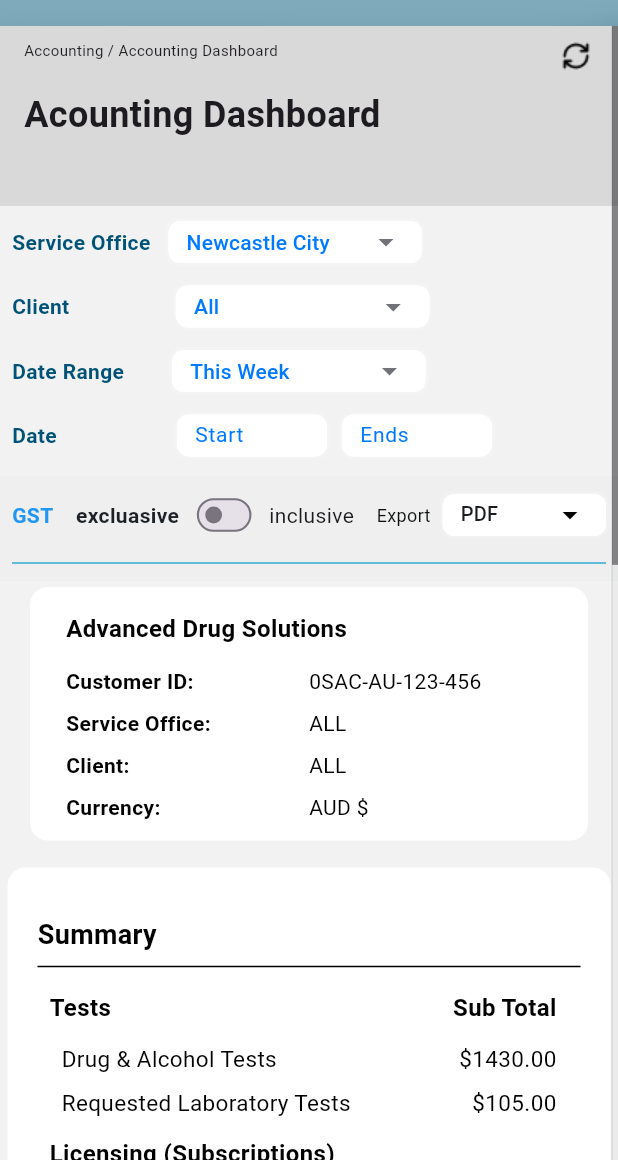
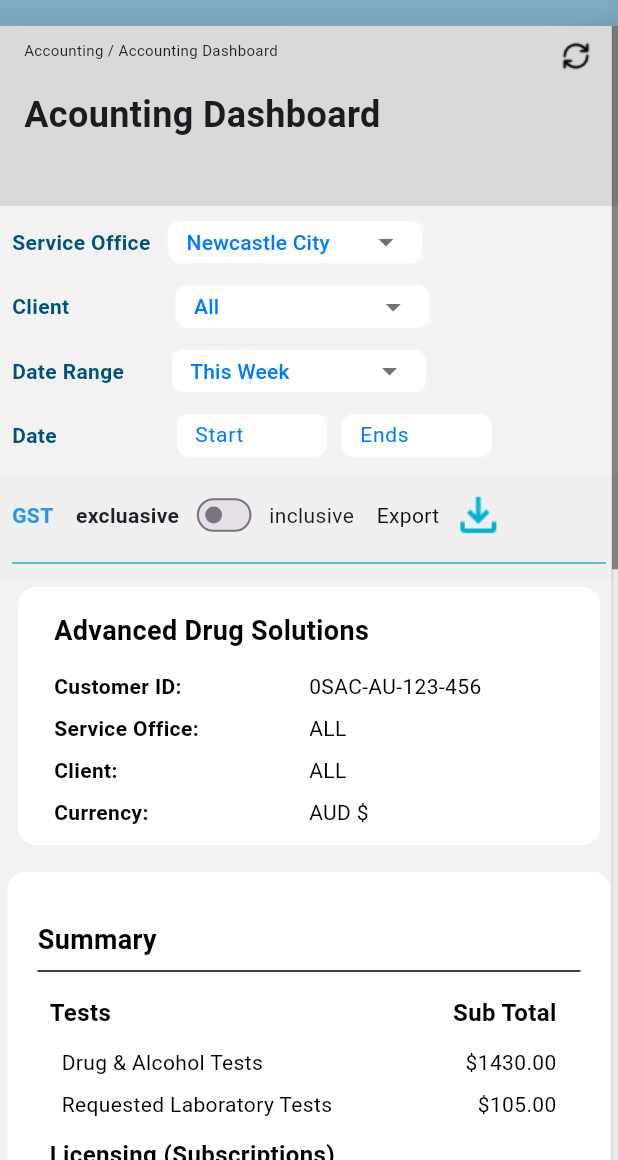
Before and after one commit to RusiraLiyanage/Collection-Manager-Mobile, a Flutter app: the AccountingDashboard screen opened directly, on a phone screen of 412 x 824 dp, the part 76-1236 px from its top. Run offline on Flutter 3.47's test engine with Material 3 defaults, Android fonts, the phone set to English and light mode, and no system bars; our stand-ins replace file_picker, im_stepper, modal_bottom_sheet, permission_handler; missing offline and left inert: adaptive_action_sheet, flutter_steps, horizontal_stepper_flutter, number_pagination.

Commit message:
Accounting Finetunes

```diff
--- a/lib/screens/Accounting/accountingDashboard.dart
+++ b/lib/screens/Accounting/accountingDashboard.dart
@@ -953,7 +953,7 @@ class _AccountingDashboardState extends State<AccountingDashboard> {
                               const SizedBox(
                                 width: 15,
                               ),
-                              const Divider(),
+                              //const Divider(),
                               Expanded(
                                 child: Row(
                                   children: [
@@ -964,17 +964,23 @@ class _AccountingDashboardState extends State<AccountingDashboard> {
                                         style: TextStyle(
                                           color:
                                               Color.fromARGB(255, 12, 14, 15),
-                                          fontSize: 12,
+                                          fontSize: 14,
                                         ),
                                       ),
                                     ),
-                                    Expanded(
+                                    FittedBox(
+                                      fit: BoxFit.contain,
+                                      child: Image.asset(
+                                          "assets/images/icons/downloadInvoice.png"),
+                                    ),
+                                    /* Expanded(
                                       child: Container(
                                         height: 28,
                                         width: 80,
                                         decoration: BoxDecoration(
                                           color: Colors.white,
-                                        borderRadius: BorderRadius.circular(8),
+                                          borderRadius:
+                                              BorderRadius.circular(8),
                                           boxShadow: [
                                             BoxShadow(
                                               color:
@@ -1016,7 +1022,8 @@ class _AccountingDashboardState extends State<AccountingDashboard> {
                                             fillColor: Colors.white,
                                             filled: true,
                                           ),
-                                        icon: const Icon(Icons.arrow_drop_down,
+                                          icon: const Icon(
+                                              Icons.arrow_drop_down,
                                               color: Colors.black),
                                           items: exports
                                               .map((item) => DropdownMenuItem(
@@ -1040,7 +1047,8 @@ class _AccountingDashboardState extends State<AccountingDashboard> {
                                             });
                                           },
                                         ),
-                                    ))
+                                      ),
+                                    ) */
                                   ],
                                 ),
                               ),
@@ -1059,8 +1067,8 @@ class _AccountingDashboardState extends State<AccountingDashboard> {
                   Container(
                     child: Padding(
                       padding: const EdgeInsets.only(
-                        left: 16.0,
-                        right: 16.0,
+                        left: 8.0,
+                        right: 8.0,
                       ),
                       child: Card(
                         color: Color(0xFFFFFFFF),
@@ -1079,7 +1087,7 @@ class _AccountingDashboardState extends State<AccountingDashboard> {
                                 const Text(
                                   'Advanced Drug Solutions',
                                   style: TextStyle(
-                                    fontSize: 16,
+                                    fontSize: 18,
                                     color: Colors.black,
                                     fontWeight: FontWeight.bold,
                                   ),
@@ -1254,13 +1262,13 @@ class _AccountingDashboardState extends State<AccountingDashboard> {
                                                   Text(
                                                     item['name'] ?? 'Unknown',
                                                     style: const TextStyle(
-                                                        fontSize: 15.0,
+                                                        fontSize: 14.0,
                                                         color: Colors.black),
                                                   ),
                                                   Text(
                                                     displayedAmount,
                                                     style: const TextStyle(
-                                                        fontSize: 15.0,
+                                                        fontSize: 14.0,
                                                         color: Colors.black),
                                                   ),
                                                 ],
@@ -1366,7 +1374,10 @@ class _AccountingDashboardState extends State<AccountingDashboard> {
                                   const SizedBox(width: 25),
                                   Text(
                                     "${DateFormat('dd/MM/yyyy').format(selectedStartDate)} - ${DateFormat('dd/MM/yyyy').format(selectedEndDate)} | GST ${isMobileClinic ? "inclusive" : "exclusive"}",
-                                    style: TextStyle(color: Colors.black),
+                                    style: TextStyle(
+                                      color: Colors.black,
+                                      fontSize: 15,
+                                    ),
                                   ),
                                 ],
                               ),
```
Also changed, not shown: lib/Navigation/appBarGoBack.dart (+6 -3 lines). Lines whose indentation alone changed are shown as unchanged.
